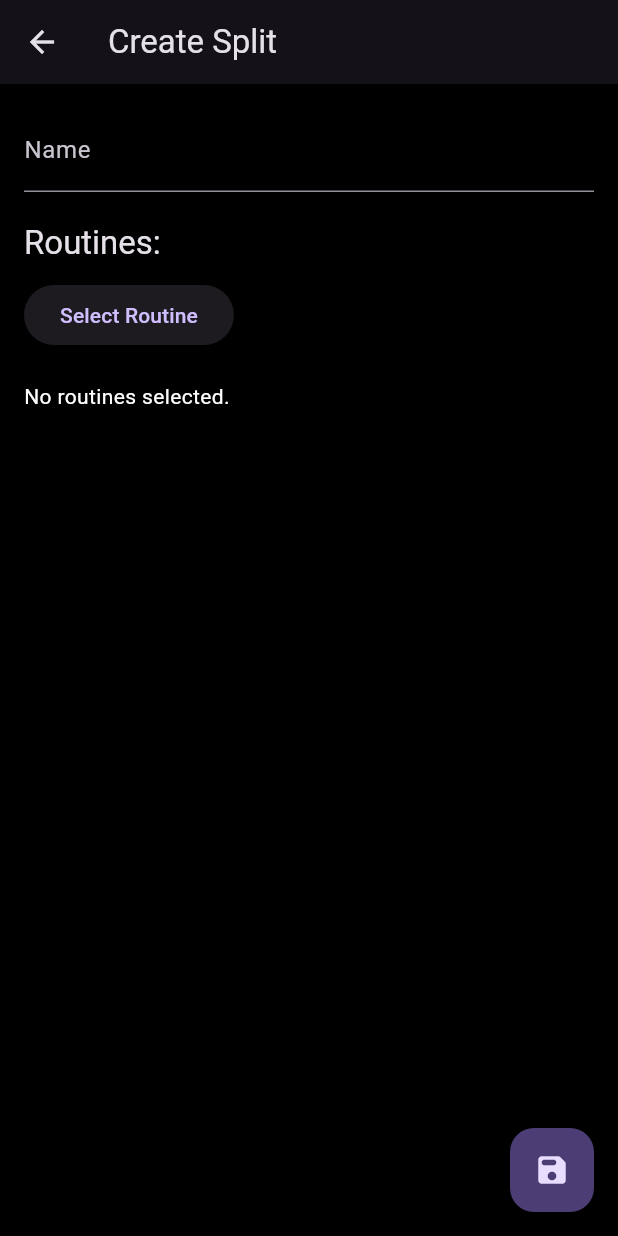
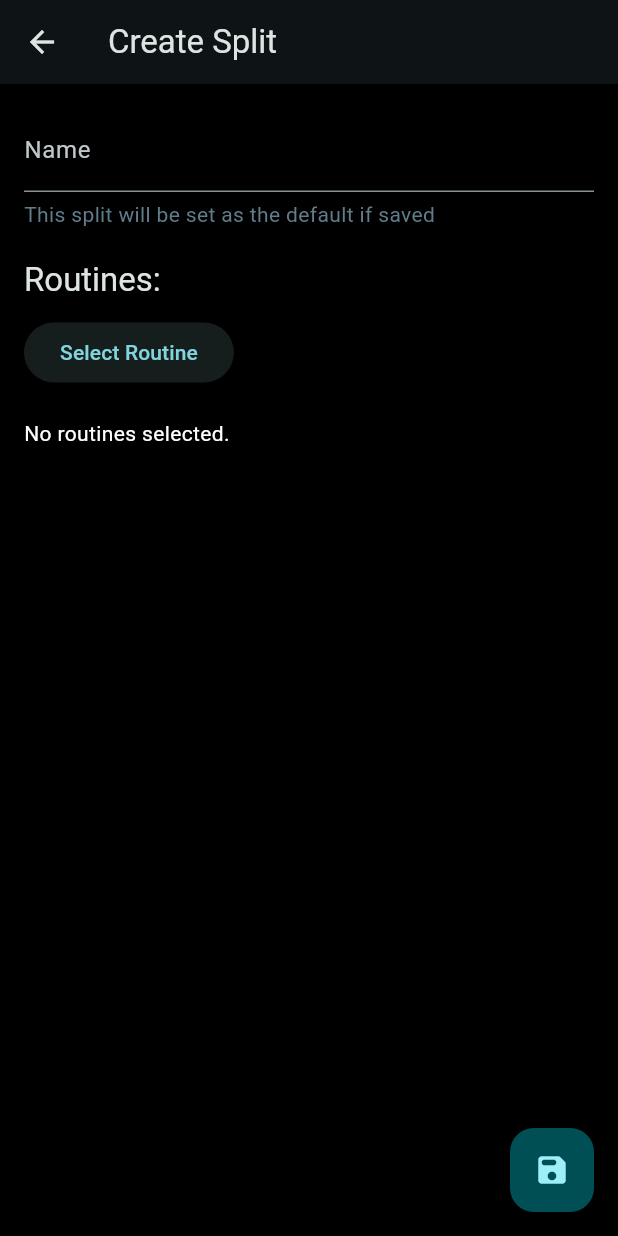
Before and after one commit to najafmohammed/muon-workout-tracker, a Flutter app: the screen it shows after launch, item 2 of the bottom bar chosen, after a tap on "Create a new split", on a phone screen of 412 x 824 dp. Run offline on Flutter 3.47's test engine with Material 3 defaults, Android fonts, the phone set to English and light mode, and no system bars; drawn by our look-alikes of flutter_form_builder; our stand-ins replace flutter_riverpod, form_builder_validators, isar; accounts and stored records are empty; generated files the repository leaves out were written again; statements that could not run were skipped.

Commit message:
workout configuration check

```diff
--- a/lib/database/repository/user_settings_repository.dart
+++ b/lib/database/repository/user_settings_repository.dart
@@ -23,7 +23,7 @@ class UserSettingsRepository extends StateNotifier<UserSettings?> {
         ..weight = 0
         ..notificationsEnabled = false // Default value
         ..darkMode = true // Default value
-        ..themeColor = 0xFF6200EE; // Default theme color
+        ..themeColor = 0xFF00EEFF; // Default theme color
 
       await _isar.writeTxn(() async {
         await _isar.userSettings.put(newSettings);
--- a/lib/screens/home.dart
+++ b/lib/screens/home.dart
@@ -13,9 +13,11 @@ class Home extends ConsumerWidget {
           title: const Text('Muon Workout Tracker'),
           centerTitle: true,
         ),
-        body: const Column(children: [
-          StreakCard(),
-          HomeWorkoutCard(),
-        ]));
+        body: const SingleChildScrollView(
+          child: Column(children: [
+            StreakCard(),
+            HomeWorkoutCard(),
+          ]),
+        ));
   }
 }
--- a/lib/screens/split_form.dart
+++ b/lib/screens/split_form.dart
@@ -4,7 +4,9 @@ import 'package:flutter_riverpod/flutter_riverpod.dart';
 import 'package:muon_workout_tracker/database/models/routine.dart';
 import 'package:muon_workout_tracker/database/models/split.dart';
 import 'package:muon_workout_tracker/database/providers/split_provider.dart';
+import 'package:muon_workout_tracker/database/providers/user_settings_provider.dart';
 import 'package:muon_workout_tracker/database/repository/split_repository.dart';
+import 'package:muon_workout_tracker/database/repository/user_settings_repository.dart';
 import 'package:muon_workout_tracker/screens/select_routine.dart';
 import 'package:muon_workout_tracker/shared/snackbar.dart';
 
@@ -61,7 +63,8 @@ class SplitFormState extends ConsumerState<SplitForm> {
     }
   }
 
-  Future<void> _submit(SplitRepository splitRepo) async {
+  Future<void> _submit(SplitRepository splitRepo,
+      UserSettingsRepository userSettingsRepo, bool hasCurrentSplit) async {
     if (_formKey.currentState?.validate() ?? false) {
       _formKey.currentState?.save();
 
@@ -79,6 +82,9 @@ class SplitFormState extends ConsumerState<SplitForm> {
 
         // Save the split with the new order of routines
         await splitRepo.addSplit(split, selectedRoutines);
+        if (!hasCurrentSplit) {
+          await userSettingsRepo.updateCurrentSplit(split);
+        }
 
         // Go back to the previous screen
         Navigator.of(context).pop();
@@ -111,15 +117,18 @@ class SplitFormState extends ConsumerState<SplitForm> {
 
   @override
   Widget build(BuildContext context) {
-    var splitRepo = ref.read(splitProvider);
+    var splitRepo = ref.watch(splitProvider);
+    var userSettingsNotifier = ref.watch(userSettingsProvider.notifier);
 
+    bool hasCurrentsplit =
+        ref.watch(userSettingsProvider)?.currentSplit.value != null;
     return Scaffold(
       appBar: AppBar(
         title: Text(widget.split != null ? 'Edit Split' : 'Create Split'),
       ),
       floatingActionButton: FloatingActionButton(
         onPressed: () async {
-          _submit(splitRepo);
+          _submit(splitRepo, userSettingsNotifier, hasCurrentsplit);
         },
         child: const Icon(Icons.save_rounded),
       ),
@@ -141,6 +150,17 @@ class SplitFormState extends ConsumerState<SplitForm> {
                   return null;
                 },
                 onChanged: (value) => _name = value!,
+              ),
+              const SizedBox(
+                height: 5,
+              ),
+              Text(
+                hasCurrentsplit
+                    ? ""
+                    : "This split will be set as the default if saved",
+                style: const TextStyle(
+                  color: Colors.blueGrey,
+                ),
               ),
               const SizedBox(height: 20),
               Text('Routines:', style: Theme.of(context).textTheme.titleLarge),
--- /dev/null
+++ b/lib/shared/wrappers/accordion.dart
@@ -0,0 +1,67 @@
+import 'package:flutter/material.dart';
+import 'package:muon_workout_tracker/constants/styles.dart';
+
+class AccordionWrapper extends StatefulWidget {
+  final String notificationTitle; // Title of the accordion with notification
+  final Widget child; // The wrapped widget inside the accordion
+  final bool isExpandedInitially; // Initial expanded/collapsed state
+  final Icon icon;
+  const AccordionWrapper({
+    Key? key,
+    required this.notificationTitle,
+    required this.child,
+    required this.icon,
+    this.isExpandedInitially = false, // Default is collapsed
+  }) : super(key: key);
+
+  @override
+  _AccordionWrapperState createState() => _AccordionWrapperState();
+}
+
+class _AccordionWrapperState extends State<AccordionWrapper> {
+  bool isExpanded = false;
+
+  @override
+  void initState() {
+    super.initState();
+    isExpanded = widget.isExpandedInitially; // Set initial state
+  }
+
+  @override
+  Widget build(BuildContext context) {
+    return Theme(
+      data: Theme.of(context).copyWith(dividerColor: Colors.transparent),
+      child: ExpansionTile(
+        tilePadding: EdgeInsets.zero,
+        initiallyExpanded: isExpanded,
+        onExpansionChanged: (expanded) {
+          setState(() {
+            isExpanded = expanded; // Update expansion state
+          });
+        },
+        title: Row(
+          children: [
+            Expanded(
+              child: Text(widget.notificationTitle, style: AppTextStyle.large),
+            ),
+            // Show notification badge (if needed, customizable)
+            if (!isExpanded)
+              Padding(
+                padding: const EdgeInsets.only(left: 8.0),
+                child: widget.icon,
+              ),
+          ],
+        ),
+        trailing: Icon(
+          isExpanded
+              ? Icons.keyboard_arrow_up // Collapse indicator
+              : Icons.keyboard_arrow_down, // Expand indicator
+          size: 24.0,
+        ),
+        children: [
+          widget.child,
+        ],
+      ),
+    );
+  }
+}
--- a/lib/widgets/home_workout_card.dart
+++ b/lib/widgets/home_workout_card.dart
@@ -6,7 +6,9 @@ import 'package:muon_workout_tracker/database/models/split.dart';
 import 'package:muon_workout_tracker/database/providers/routine_session_provider.dart';
 import 'package:muon_workout_tracker/database/providers/split_provider.dart';
 import 'package:muon_workout_tracker/database/providers/user_settings_provider.dart';
+import 'package:muon_workout_tracker/shared/wrappers/accordion.dart';
 import 'package:muon_workout_tracker/shared/wrappers/card_wrapper.dart';
+import 'package:muon_workout_tracker/widgets/workout_configuration.dart';
 
 class HomeWorkoutCard extends ConsumerWidget {
   const HomeWorkoutCard({super.key});
@@ -25,21 +27,35 @@ class HomeWorkoutCard extends ConsumerWidget {
       return routine;
     }
 
-    return CardWrapper(
-      children: [
-        FutureBuilder(
+    return FutureBuilder(
       future: getWorkoutName(),
       builder: (context, snapshot) {
         if (snapshot.connectionState == ConnectionState.waiting) {
           return const CircularProgressIndicator(); // Show loading indicator while waiting
         } else if (snapshot.hasError) {
-              return const Text('Error loading routine'); // Handle errors
+          return AccordionWrapper(
+              icon: const Icon(
+                Icons.error,
+                color: Colors.red,
+              ),
+              notificationTitle: 'Workout Configuration',
+              child: WorkoutConfiguration()); // Handle errors
         } else if (snapshot.hasData) {
           final workoutName = snapshot.data?.name ??
               'Unknown Routine'; // Fetch the routine name
           return Column(
             crossAxisAlignment: CrossAxisAlignment.start,
             children: [
+              CardWrapper(children: [
+                AccordionWrapper(
+                    icon: const Icon(
+                      Icons.check,
+                      color: Colors.green,
+                    ),
+                    notificationTitle: 'Workout Configuration',
+                    child: WorkoutConfiguration()),
+              ]),
+              CardWrapper(children: [
                 const Text(
                   "Today's Workout",
                   style: AppTextStyle.large,
@@ -50,14 +66,6 @@ class HomeWorkoutCard extends ConsumerWidget {
                 Text(
                   workoutName,
                   style: AppTextStyle.small,
-                  ),
-                ],
-              );
-            } else {
-              return const Text(
-                  'No routine found'); // Handle case where no routine is found
-            }
-          },
                 ),
                 const SizedBox(
                   height: 20,
@@ -73,7 +81,14 @@ class HomeWorkoutCard extends ConsumerWidget {
                     ),
                   ],
                 ),
+              ])
             ],
+          );
+        } else {
+          return const Text(
+              'No routine found'); // Handle case where no routine is found
+        }
+      },
     );
   }
 }
```
Also changed, not shown: lib/widgets/workout_configuration.dart (added, +142 -0 lines). Lines whose indentation alone changed are shown as unchanged.
